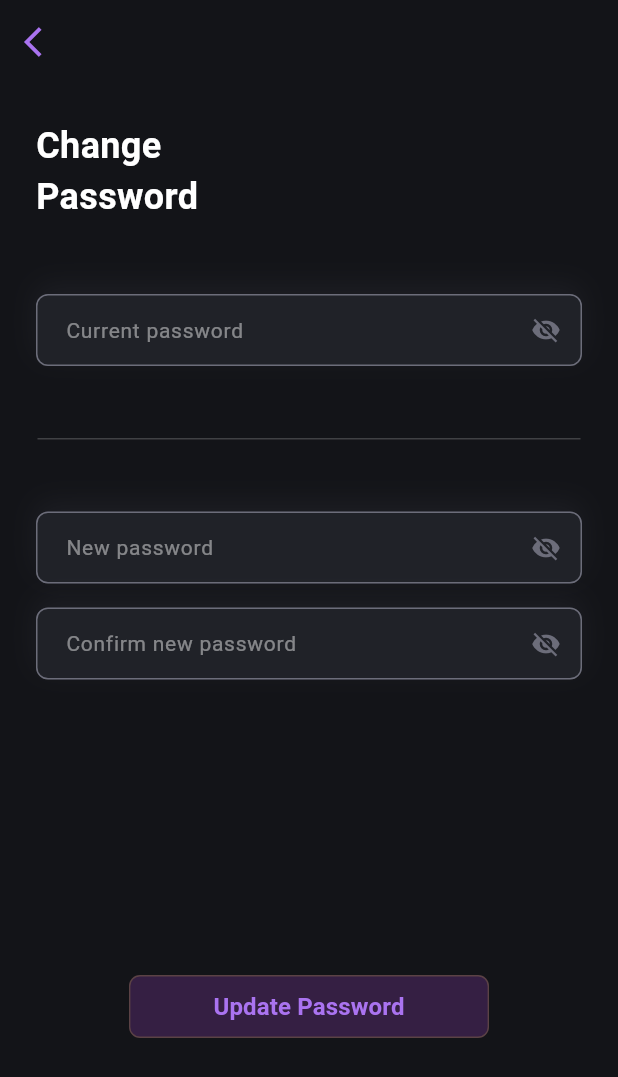
After one commit to sigismundo03/untold, a Flutter app: the ProfileScreen screen opened by its route, after a tap on "Change Password", on a phone screen of 412 x 824 dp. The commit adds this screen. Shown: the top 1077 px of the screen. Run offline on Flutter 3.47's test engine with Material 3 defaults, Android fonts, the phone set to English and light mode, and no system bars; our stand-ins replace dio, firebase_auth, firebase_core, flutter_mobx, flutter_svg, get_it and 3 more; accounts and stored records are empty; generated files the repository leaves out were written again.

Commit message:
feat: criação de tela de change password

```diff
--- a/lib/routing/app_routes.dart
+++ b/lib/routing/app_routes.dart
@@ -1,4 +1,5 @@
 import 'package:flutter/material.dart';
+import 'package:untold/ui/change_password/screens/change_password_scren.dart';
 import 'package:untold/ui/forgot_password/screen/forgot_password_instructions_screen.dart';
 import 'package:untold/ui/forgot_password/screen/forgot_password_screen.dart';
 import 'package:untold/ui/login/screen/login_screen.dart';
@@ -15,7 +16,7 @@ class AppRoutes {
       '/forgot-password-instructions';
   static const String login = '/login';
   static const String register = '/register';
-  static const String resetPassword = '/reset-password';
+  static const String changePassword = '/change-password';
   static const String splash = '/splash';
   static const String onboarding = '/onboarding';
   static const String profile = '/profile';
@@ -33,8 +34,8 @@ class AppRoutes {
 
       case register:
         return MaterialPageRoute(builder: (_) => SignUpScreen());
-      case resetPassword:
-        return MaterialPageRoute(builder: (_) => LoginScreen());
+      case changePassword:
+        return MaterialPageRoute(builder: (_) => ChangePasswordScreen());
 
       case forgotPasswordInstructions:
         return MaterialPageRoute(
--- /dev/null
+++ b/lib/ui/change_password/screens/change_password_scren.dart
@@ -0,0 +1,148 @@
+import 'package:flutter/material.dart';
+import 'package:flutter_mobx/flutter_mobx.dart';
+
+import '../../login/widgets/primary_button_widget.dart';
+import '../../login/widgets/primary_text_field_widget.dart';
+
+class ChangePasswordScreen extends StatefulWidget {
+  const ChangePasswordScreen({super.key});
+
+  @override
+  State<ChangePasswordScreen> createState() => _ChangePasswordScreenState();
+}
+
+class _ChangePasswordScreenState extends State<ChangePasswordScreen> {
+  @override
+  Widget build(BuildContext context) {
+    return Scaffold(
+      appBar: AppBar(
+        backgroundColor: Colors.transparent,
+        elevation: 0,
+        leading: IconButton(
+          icon: const Icon(Icons.arrow_back_ios,
+              color: Color.fromRGBO(170, 115, 240, 1)),
+          onPressed: () {
+            Navigator.pop(context);
+          },
+        ),
+      ),
+      body: LayoutBuilder(
+        builder: (context, constraints) {
+          return SingleChildScrollView(
+            child: ConstrainedBox(
+              constraints: BoxConstraints(
+                minHeight: constraints.maxHeight,
+              ),
+              child: Padding(
+                padding: const EdgeInsets.all(24.0),
+                child: Column(
+                  mainAxisSize: MainAxisSize.min,
+                  mainAxisAlignment: MainAxisAlignment.spaceBetween,
+                  children: [
+                    Column(
+                      spacing: 16,
+                      crossAxisAlignment: CrossAxisAlignment.start,
+                      children: [
+                        Column(
+                          crossAxisAlignment: CrossAxisAlignment.start,
+                          children: [
+                            Text(
+                              'Change ',
+                              style: TextStyle(
+                                fontSize: 24,
+                                fontWeight: FontWeight.w600,
+                                color: Color.fromRGBO(255, 255, 255, 1),
+                              ),
+                            ),
+                            Text(
+                              'Password',
+                              style: TextStyle(
+                                fontSize: 24,
+                                fontWeight: FontWeight.w600,
+                                color: Color.fromRGBO(255, 255, 255, 1),
+                              ),
+                            ),
+                          ],
+                        ),
+                        const SizedBox(height: 16),
+                        Observer(builder: (_) {
+                          return PrimaryTextFieldWidget(
+                            hintText: 'Current password',
+                            obscureText: false,
+                            suffixIcon: IconButton(
+                              onPressed: () {},
+                              icon: Icon(
+                                Icons.visibility_off,
+                                color: Color.fromRGBO(108, 109, 122, 1),
+                                size: 20,
+                              ),
+                            ),
+                            controller: TextEditingController(),
+                            onChanged: (_) {},
+                          );
+                        }),
+                        const SizedBox(height: 16),
+                        Divider(
+                          thickness: 1,
+                          color: Color.fromRGBO(244, 244, 244, 0.2),
+                          endIndent: 1,
+                          indent: 1,
+                          height: 1,
+                        ),
+                        const SizedBox(height: 16),
+                        Observer(builder: (_) {
+                          return PrimaryTextFieldWidget(
+                            hintText: 'New password',
+                            obscureText: false,
+                            suffixIcon: IconButton(
+                              onPressed: () {},
+                              icon: Icon(
+                                Icons.visibility_off,
+                                color: Color.fromRGBO(108, 109, 122, 1),
+                                size: 20,
+                              ),
+                            ),
+                            controller: TextEditingController(),
+                            onChanged: (_) {},
+                          );
+                        }),
+                        Observer(builder: (_) {
+                          return PrimaryTextFieldWidget(
+                            hintText: 'Confirm new password',
+                            obscureText: false,
+                            suffixIcon: IconButton(
+                              onPressed: () {},
+                              icon: Icon(
+                                Icons.visibility_off,
+                                color: Color.fromRGBO(108, 109, 122, 1),
+                                size: 20,
+                              ),
+                            ),
+                            controller: TextEditingController(),
+                            onChanged: (_) {},
+                          );
+                        }),
+                      ],
+                    ),
+                    const SizedBox(height: 16),
+                    Observer(builder: (_) {
+                      return Center(
+                        child: PrimaryButton(
+                          onPressed: () {
+                            Navigator.pop(context);
+                          },
+                          text: 'Update Password',
+                        ),
+                      );
+                    }),
+                    const SizedBox(height: 16),
+                  ],
+                ),
+              ),
+            ),
+          );
+        },
+      ),
+    );
+  }
+}
--- a/lib/ui/profile/screen/profile_screen.dart
+++ b/lib/ui/profile/screen/profile_screen.dart
@@ -1,5 +1,6 @@
 import 'package:flutter/material.dart';
 
+import '../../../routing/app_routes.dart';
 import '../widgets/avatar_widget.dart';
 import '../widgets/historyItem_widget.dart';
 import '../widgets/option_Button_widget.dart';
@@ -42,10 +43,18 @@ class _ProfileScreenState extends State<ProfileScreen> {
               AvatarWidget(),
               const SizedBox(height: 30),
               OptionButtonWidget(
-                  icon: 'assets/lock.svg', title: "Change Password"),
+                icon: 'assets/lock.svg',
+                title: "Change Password",
+                onTap: () {
+                  Navigator.pushNamed(context, AppRoutes.changePassword);
+                },
+              ),
               const SizedBox(height: 10),
               OptionButtonWidget(
-                  icon: 'assets/delete.svg', title: "Delete my account"),
+                icon: 'assets/delete.svg',
+                title: "Delete my account",
+                onTap: () {},
+              ),
               const SizedBox(height: 30),
               const Text(
                 "Subscriptions",
--- a/lib/ui/profile/widgets/option_Button_widget.dart
+++ b/lib/ui/profile/widgets/option_Button_widget.dart
@@ -6,13 +6,17 @@ class OptionButtonWidget extends StatelessWidget {
     super.key,
     required this.icon,
     required this.title,
+    required this.onTap,
   });
   final String icon;
   final String title;
+  final Function()? onTap;
 
   @override
   Widget build(BuildContext context) {
-    return Container(
+    return GestureDetector(
+      onTap: onTap,
+      child: Container(
         padding: const EdgeInsets.symmetric(horizontal: 16, vertical: 16),
         decoration: BoxDecoration(
           color: const Color.fromRGBO(51, 51, 63, 0.9),
@@ -37,6 +41,7 @@ class OptionButtonWidget extends StatelessWidget {
             const Icon(Icons.arrow_forward_ios, color: Colors.white, size: 16),
           ],
         ),
+      ),
     );
   }
 }
```
Lines whose indentation alone changed are shown as unchanged.
